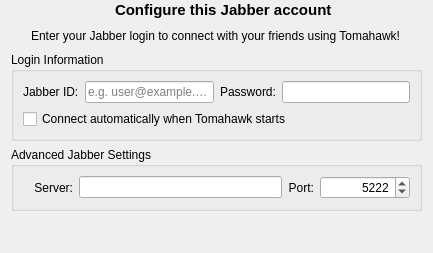
Qt form src/sip/jreen/configwidget.ui (tomahawk-player/tomahawk) before a commit.
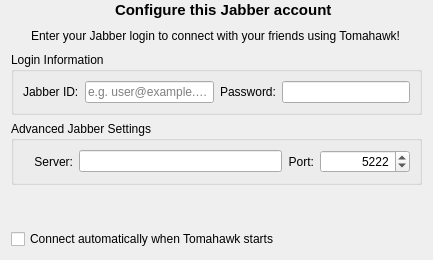
The same form after that commit. Icons and pictures are not drawn.

Commit message: move location of autoconnect checkbox

Diff of the .ui file:
```diff
--- a/src/sip/jreen/configwidget.ui
+++ b/src/sip/jreen/configwidget.ui
@@ -7,7 +7,7 @@
     <x>0</x>
     <y>0</y>
     <width>433</width>
-    <height>253</height>
+    <height>260</height>
    </rect>
   </property>
   <property name="windowTitle">
@@ -185,13 +185,6 @@
         </item>
        </layout>
       </item>
-      <item>
-       <widget class="QCheckBox" name="checkBoxAutoConnect">
-        <property name="text">
-         <string>Connect automatically when Tomahawk starts</string>
-        </property>
-       </widget>
-      </item>
      </layout>
     </widget>
    </item>
@@ -304,11 +297,18 @@
      <property name="sizeHint" stdset="0">
       <size>
        <width>20</width>
-       <height>40</height>
+       <height>5</height>
       </size>
      </property>
     </spacer>
    </item>
+   <item>
+    <widget class="QCheckBox" name="checkBoxAutoConnect">
+     <property name="text">
+      <string>Connect automatically when Tomahawk starts</string>
+     </property>
+    </widget>
+   </item>
   </layout>
  </widget>
  <resources>
```
